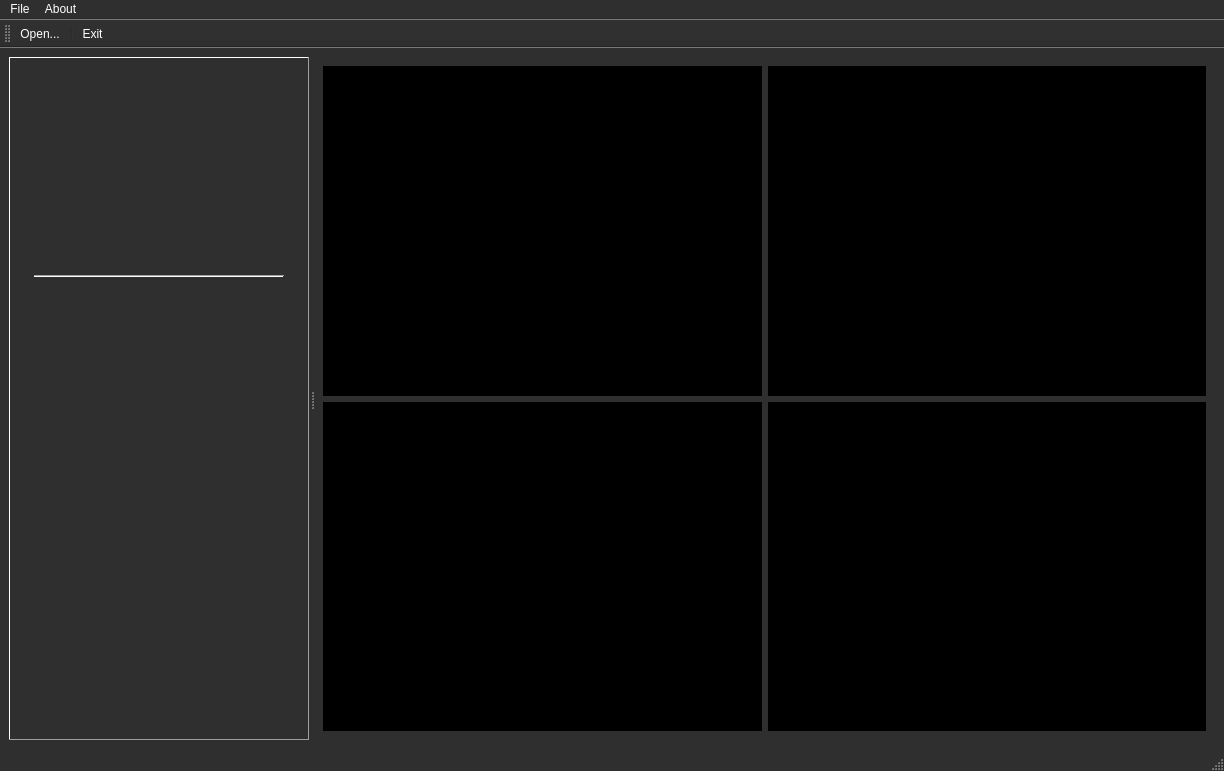
This is MainWindow.ui in DaneshJoy/bronchoscopy as Qt 5 draws it before an edit. The edited form follows.
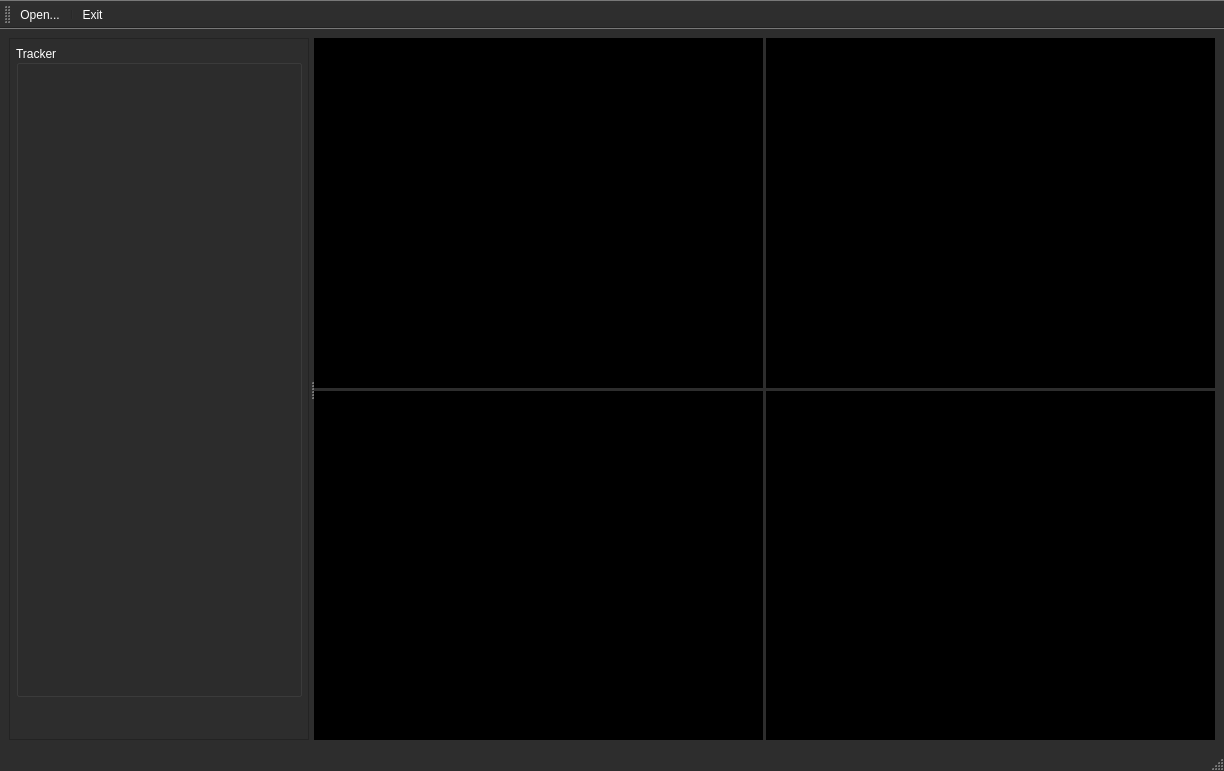
This is the edited form. Icons and pictures are not drawn.

Diff of the .ui file:
```diff
--- a/MainWindow.ui
+++ b/MainWindow.ui
@@ -37,6 +37,24 @@
        </color>
       </brush>
      </colorrole>
+     <colorrole role="Button">
+      <brush brushstyle="SolidPattern">
+       <color alpha="255">
+        <red>71</red>
+        <green>71</green>
+        <blue>71</blue>
+       </color>
+      </brush>
+     </colorrole>
+     <colorrole role="Light">
+      <brush brushstyle="SolidPattern">
+       <color alpha="255">
+        <red>100</red>
+        <green>100</green>
+        <blue>100</blue>
+       </color>
+      </brush>
+     </colorrole>
      <colorrole role="Text">
       <brush brushstyle="SolidPattern">
        <color alpha="255">
@@ -67,9 +85,18 @@
      <colorrole role="Window">
       <brush brushstyle="SolidPattern">
        <color alpha="255">
-        <red>47</red>
-        <green>47</green>
-        <blue>47</blue>
+        <red>45</red>
+        <green>45</green>
+        <blue>45</blue>
+       </color>
+      </brush>
+     </colorrole>
+     <colorrole role="ToolTipText">
+      <brush brushstyle="SolidPattern">
+       <color alpha="255">
+        <red>255</red>
+        <green>255</green>
+        <blue>255</blue>
        </color>
       </brush>
      </colorrole>
@@ -84,6 +111,24 @@
        </color>
       </brush>
      </colorrole>
+     <colorrole role="Button">
+      <brush brushstyle="SolidPattern">
+       <color alpha="255">
+        <red>71</red>
+        <green>71</green>
+        <blue>71</blue>
+       </color>
+      </brush>
+     </colorrole>
+     <colorrole role="Light">
+      <brush brushstyle="SolidPattern">
+       <color alpha="255">
+        <red>100</red>
+        <green>100</green>
+        <blue>100</blue>
+       </color>
+      </brush>
+     </colorrole>
      <colorrole role="Text">
       <brush brushstyle="SolidPattern">
        <color alpha="255">
@@ -114,9 +159,18 @@
      <colorrole role="Window">
       <brush brushstyle="SolidPattern">
        <color alpha="255">
-        <red>47</red>
-        <green>47</green>
-        <blue>47</blue>
+        <red>45</red>
+        <green>45</green>
+        <blue>45</blue>
+       </color>
+      </brush>
+     </colorrole>
+     <colorrole role="ToolTipText">
+      <brush brushstyle="SolidPattern">
+       <color alpha="255">
+        <red>255</red>
+        <green>255</green>
+        <blue>255</blue>
        </color>
       </brush>
      </colorrole>
@@ -131,6 +185,24 @@
        </color>
       </brush>
      </colorrole>
+     <colorrole role="Button">
+      <brush brushstyle="SolidPattern">
+       <color alpha="255">
+        <red>71</red>
+        <green>71</green>
+        <blue>71</blue>
+       </color>
+      </brush>
+     </colorrole>
+     <colorrole role="Light">
+      <brush brushstyle="SolidPattern">
+       <color alpha="255">
+        <red>100</red>
+        <green>100</green>
+        <blue>100</blue>
+       </color>
+      </brush>
+     </colorrole>
      <colorrole role="Text">
       <brush brushstyle="SolidPattern">
        <color alpha="255">
@@ -152,18 +224,27 @@
      <colorrole role="Base">
       <brush brushstyle="SolidPattern">
        <color alpha="255">
-        <red>47</red>
-        <green>47</green>
-        <blue>47</blue>
+        <red>45</red>
+        <green>45</green>
+        <blue>45</blue>
        </color>
       </brush>
      </colorrole>
      <colorrole role="Window">
       <brush brushstyle="SolidPattern">
        <color alpha="255">
-        <red>47</red>
-        <green>47</green>
-        <blue>47</blue>
+        <red>45</red>
+        <green>45</green>
+        <blue>45</blue>
+       </color>
+      </brush>
+     </colorrole>
+     <colorrole role="ToolTipText">
+      <brush brushstyle="SolidPattern">
+       <color alpha="255">
+        <red>255</red>
+        <green>255</green>
+        <blue>255</blue>
        </color>
       </brush>
      </colorrole>
@@ -221,19 +302,484 @@
         <bool>true</bool>
        </property>
        <property name="frameShape">
-        <enum>QFrame::Panel</enum>
+        <enum>QFrame::StyledPanel</enum>
        </property>
        <property name="frameShadow">
-        <enum>QFrame::Raised</enum>
+        <enum>QFrame::Sunken</enum>
        </property>
        <property name="lineWidth">
         <number>1</number>
        </property>
+       <property name="midLineWidth">
+        <number>0</number>
+       </property>
        <layout class="QGridLayout" name="gridLayout_2">
+        <property name="leftMargin">
+         <number>6</number>
+        </property>
+        <property name="topMargin">
+         <number>6</number>
+        </property>
+        <property name="rightMargin">
+         <number>6</number>
+        </property>
+        <property name="bottomMargin">
+         <number>6</number>
+        </property>
+        <property name="horizontalSpacing">
+         <number>3</number>
+        </property>
+        <property name="verticalSpacing">
+         <number>6</number>
+        </property>
         <item row="0" column="0">
-         <widget class="Line" name="line">
-          <property name="orientation">
-           <enum>Qt::Horizontal</enum>
+         <widget class="QGroupBox" name="groupBox">
+          <property name="enabled">
+           <bool>true</bool>
+          </property>
+          <property name="sizePolicy">
+           <sizepolicy hsizetype="Expanding" vsizetype="Preferred">
+            <horstretch>0</horstretch>
+            <verstretch>0</verstretch>
+           </sizepolicy>
+          </property>
+          <property name="palette">
+           <palette>
+            <active>
+             <colorrole role="WindowText">
+              <brush brushstyle="SolidPattern">
+               <color alpha="255">
+                <red>255</red>
+                <green>255</green>
+                <blue>255</blue>
+               </color>
+              </brush>
+             </colorrole>
+             <colorrole role="Button">
+              <brush brushstyle="SolidPattern">
+               <color alpha="255">
+                <red>255</red>
+                <green>255</green>
+                <blue>255</blue>
+               </color>
+              </brush>
+             </colorrole>
+             <colorrole role="Light">
+              <brush brushstyle="SolidPattern">
+               <color alpha="255">
+                <red>0</red>
+                <green>0</green>
+                <blue>0</blue>
+               </color>
+              </brush>
+             </colorrole>
+             <colorrole role="Midlight">
+              <brush brushstyle="SolidPattern">
+               <color alpha="255">
+                <red>0</red>
+                <green>0</green>
+                <blue>0</blue>
+               </color>
+              </brush>
+             </colorrole>
+             <colorrole role="Dark">
+              <brush brushstyle="SolidPattern">
+               <color alpha="255">
+                <red>127</red>
+                <green>127</green>
+                <blue>127</blue>
+               </color>
+              </brush>
+             </colorrole>
+             <colorrole role="Mid">
+              <brush brushstyle="SolidPattern">
+               <color alpha="255">
+                <red>170</red>
+                <green>170</green>
+                <blue>170</blue>
+               </color>
+              </brush>
+             </colorrole>
+             <colorrole role="Text">
+              <brush brushstyle="SolidPattern">
+               <color alpha="255">
+                <red>255</red>
+                <green>255</green>
+                <blue>255</blue>
+               </color>
+              </brush>
+             </colorrole>
+             <colorrole role="BrightText">
+              <brush brushstyle="SolidPattern">
+               <color alpha="255">
+                <red>255</red>
+                <green>255</green>
+                <blue>255</blue>
+               </color>
+              </brush>
+             </colorrole>
+             <colorrole role="ButtonText">
+              <brush brushstyle="SolidPattern">
+               <color alpha="255">
+                <red>255</red>
+                <green>255</green>
+                <blue>255</blue>
+               </color>
+              </brush>
+             </colorrole>
+             <colorrole role="Base">
+              <brush brushstyle="SolidPattern">
+               <color alpha="255">
+                <red>0</red>
+                <green>0</green>
+                <blue>0</blue>
+               </color>
+              </brush>
+             </colorrole>
+             <colorrole role="Window">
+              <brush brushstyle="SolidPattern">
+               <color alpha="255">
+                <red>121</red>
+                <green>121</green>
+                <blue>121</blue>
+               </color>
+              </brush>
+             </colorrole>
+             <colorrole role="Shadow">
+              <brush brushstyle="SolidPattern">
+               <color alpha="255">
+                <red>0</red>
+                <green>0</green>
+                <blue>0</blue>
+               </color>
+              </brush>
+             </colorrole>
+             <colorrole role="AlternateBase">
+              <brush brushstyle="SolidPattern">
+               <color alpha="255">
+                <red>62</red>
+                <green>62</green>
+                <blue>62</blue>
+               </color>
+              </brush>
+             </colorrole>
+             <colorrole role="ToolTipBase">
+              <brush brushstyle="SolidPattern">
+               <color alpha="255">
+                <red>255</red>
+                <green>255</green>
+                <blue>220</blue>
+               </color>
+              </brush>
+             </colorrole>
+             <colorrole role="ToolTipText">
+              <brush brushstyle="SolidPattern">
+               <color alpha="255">
+                <red>0</red>
+                <green>0</green>
+                <blue>0</blue>
+               </color>
+              </brush>
+             </colorrole>
+            </active>
+            <inactive>
+             <colorrole role="WindowText">
+              <brush brushstyle="SolidPattern">
+               <color alpha="255">
+                <red>255</red>
+                <green>255</green>
+                <blue>255</blue>
+               </color>
+              </brush>
+             </colorrole>
+             <colorrole role="Button">
+              <brush brushstyle="SolidPattern">
+               <color alpha="255">
+                <red>255</red>
+                <green>255</green>
+                <blue>255</blue>
+               </color>
+              </brush>
+             </colorrole>
+             <colorrole role="Light">
+              <brush brushstyle="SolidPattern">
+               <color alpha="255">
+                <red>0</red>
+                <green>0</green>
+                <blue>0</blue>
+               </color>
+              </brush>
+             </colorrole>
+             <colorrole role="Midlight">
+              <brush brushstyle="SolidPattern">
+               <color alpha="255">
+                <red>0</red>
+                <green>0</green>
+                <blue>0</blue>
+               </color>
+              </brush>
+             </colorrole>
+             <colorrole role="Dark">
+              <brush brushstyle="SolidPattern">
+               <color alpha="255">
+                <red>127</red>
+                <green>127</green>
+                <blue>127</blue>
+               </color>
+              </brush>
+             </colorrole>
+             <colorrole role="Mid">
+              <brush brushstyle="SolidPattern">
+               <color alpha="255">
+                <red>170</red>
+                <green>170</green>
+                <blue>170</blue>
+               </color>
+              </brush>
+             </colorrole>
+             <colorrole role="Text">
+              <brush brushstyle="SolidPattern">
+               <color alpha="255">
+                <red>255</red>
+                <green>255</green>
+                <blue>255</blue>
+               </color>
+              </brush>
+             </colorrole>
+             <colorrole role="BrightText">
+              <brush brushstyle="SolidPattern">
+               <color alpha="255">
+                <red>255</red>
+                <green>255</green>
+                <blue>255</blue>
+               </color>
+              </brush>
+             </colorrole>
+             <colorrole role="ButtonText">
+              <brush brushstyle="SolidPattern">
+               <color alpha="255">
+                <red>255</red>
+                <green>255</green>
+                <blue>255</blue>
+               </color>
+              </brush>
+             </colorrole>
+             <colorrole role="Base">
+              <brush brushstyle="SolidPattern">
+               <color alpha="255">
+                <red>0</red>
+                <green>0</green>
+                <blue>0</blue>
+               </color>
+              </brush>
+             </colorrole>
+             <colorrole role="Window">
+              <brush brushstyle="SolidPattern">
+               <color alpha="255">
+                <red>121</red>
+                <green>121</green>
+                <blue>121</blue>
+               </color>
+              </brush>
+             </colorrole>
+             <colorrole role="Shadow">
+              <brush brushstyle="SolidPattern">
+               <color alpha="255">
+                <red>0</red>
+                <green>0</green>
+                <blue>0</blue>
+               </color>
+              </brush>
+             </colorrole>
+             <colorrole role="AlternateBase">
+              <brush brushstyle="SolidPattern">
+               <color alpha="255">
+                <red>62</red>
+                <green>62</green>
+                <blue>62</blue>
+               </color>
+              </brush>
+             </colorrole>
+             <colorrole role="ToolTipBase">
+              <brush brushstyle="SolidPattern">
+               <color alpha="255">
+                <red>255</red>
+                <green>255</green>
+                <blue>220</blue>
+               </color>
+              </brush>
+             </colorrole>
+             <colorrole role="ToolTipText">
+              <brush brushstyle="SolidPattern">
+               <color alpha="255">
+                <red>0</red>
+                <green>0</green>
+                <blue>0</blue>
+               </color>
+              </brush>
+             </colorrole>
+            </inactive>
+            <disabled>
+             <colorrole role="WindowText">
+              <brush brushstyle="SolidPattern">
+               <color alpha="255">
+                <red>127</red>
+                <green>127</green>
+                <blue>127</blue>
+               </color>
+              </brush>
+             </colorrole>
+             <colorrole role="Button">
+              <brush brushstyle="SolidPattern">
+               <color alpha="255">
+                <red>255</red>
+                <green>255</green>
+                <blue>255</blue>
+               </color>
+              </brush>
+             </colorrole>
+             <colorrole role="Light">
+              <brush brushstyle="SolidPattern">
+               <color alpha="255">
+                <red>0</red>
+                <green>0</green>
+                <blue>0</blue>
+               </color>
+              </brush>
+             </colorrole>
+             <colorrole role="Midlight">
+              <brush brushstyle="SolidPattern">
+               <color alpha="255">
+                <red>0</red>
+                <green>0</green>
+                <blue>0</blue>
+               </color>
+              </brush>
+             </colorrole>
+             <colorrole role="Dark">
+              <brush brushstyle="SolidPattern">
+               <color alpha="255">
+                <red>127</red>
+                <green>127</green>
+                <blue>127</blue>
+               </color>
+              </brush>
+             </colorrole>
+             <colorrole role="Mid">
+              <brush brushstyle="SolidPattern">
+               <color alpha="255">
+                <red>170</red>
+                <green>170</green>
+                <blue>170</blue>
+               </color>
+              </brush>
+             </colorrole>
+             <colorrole role="Text">
+              <brush brushstyle="SolidPattern">
+               <color alpha="255">
+                <red>127</red>
+                <green>127</green>
+                <blue>127</blue>
+               </color>
+              </brush>
+             </colorrole>
+             <colorrole role="BrightText">
+              <brush brushstyle="SolidPattern">
+               <color alpha="255">
+                <red>255</red>
+                <green>255</green>
+                <blue>255</blue>
+               </color>
+              </brush>
+             </colorrole>
+             <colorrole role="ButtonText">
+              <brush brushstyle="SolidPattern">
+               <color alpha="255">
+                <red>127</red>
+                <green>127</green>
+                <blue>127</blue>
+               </color>
+              </brush>
+             </colorrole>
+             <colorrole role="Base">
+              <brush brushstyle="SolidPattern">
+               <color alpha="255">
+                <red>121</red>
+                <green>121</green>
+                <blue>121</blue>
+               </color>
+              </brush>
+             </colorrole>
+             <colorrole role="Window">
+              <brush brushstyle="SolidPattern">
+               <color alpha="255">
+                <red>121</red>
+                <green>121</green>
+                <blue>121</blue>
+               </color>
+              </brush>
+             </colorrole>
+             <colorrole role="Shadow">
+              <brush brushstyle="SolidPattern">
+               <color alpha="255">
+                <red>0</red>
+                <green>0</green>
+                <blue>0</blue>
+               </color>
+              </brush>
+             </colorrole>
+             <colorrole role="AlternateBase">
+              <brush brushstyle="SolidPattern">
+               <color alpha="255">
+                <red>62</red>
+                <green>62</green>
+                <blue>62</blue>
+               </color>
+              </brush>
+             </colorrole>
+             <colorrole role="ToolTipBase">
+              <brush brushstyle="SolidPattern">
+               <color alpha="255">
+                <red>255</red>
+                <green>255</green>
+                <blue>220</blue>
+               </color>
+              </brush>
+             </colorrole>
+             <colorrole role="ToolTipText">
+              <brush brushstyle="SolidPattern">
+               <color alpha="255">
+                <red>0</red>
+                <green>0</green>
+                <blue>0</blue>
+               </color>
+              </brush>
+             </colorrole>
+            </disabled>
+           </palette>
+          </property>
+          <property name="font">
+           <font>
+            <weight>50</weight>
+            <bold>false</bold>
+            <strikeout>false</strikeout>
+            <kerning>true</kerning>
+           </font>
+          </property>
+          <property name="autoFillBackground">
+           <bool>false</bool>
+          </property>
+          <property name="title">
+           <string>Tracker</string>
+          </property>
+          <property name="alignment">
+           <set>Qt::AlignLeading|Qt::AlignLeft|Qt::AlignVCenter</set>
+          </property>
+          <property name="flat">
+           <bool>true</bool>
+          </property>
+          <property name="checkable">
+           <bool>false</bool>
           </property>
          </widget>
         </item>
@@ -243,7 +789,7 @@
            <bool>true</bool>
           </property>
           <property name="sizePolicy">
-           <sizepolicy hsizetype="Fixed" vsizetype="Fixed">
+           <sizepolicy hsizetype="Expanding" vsizetype="Expanding">
             <horstretch>0</horstretch>
             <verstretch>0</verstretch>
            </sizepolicy>
@@ -255,11 +801,17 @@
            </size>
           </property>
           <property name="frameShape">
-           <enum>QFrame::NoFrame</enum>
+           <enum>QFrame::Panel</enum>
+          </property>
+          <property name="lineWidth">
+           <number>0</number>
           </property>
           <property name="text">
            <string/>
           </property>
+          <property name="textFormat">
+           <enum>Qt::AutoText</enum>
+          </property>
           <property name="pixmap">
            <pixmap resource="resources.qrc">:/logo/logo/logo_transparent.png</pixmap>
           </property>
@@ -267,7 +819,7 @@
            <bool>true</bool>
           </property>
           <property name="alignment">
-           <set>Qt::AlignLeading|Qt::AlignLeft|Qt::AlignVCenter</set>
+           <set>Qt::AlignCenter</set>
           </property>
          </widget>
         </item>
@@ -286,12 +838,21 @@
          <height>0</height>
         </size>
        </property>
-       <layout class="QGridLayout" name="gridLayout" rowstretch="0,0">
-        <property name="sizeConstraint">
-         <enum>QLayout::SetMaximumSize</enum>
+       <layout class="QGridLayout" name="gridLayout">
+        <property name="leftMargin">
+         <number>0</number>
         </property>
-        <property name="horizontalSpacing">
-         <number>6</number>
+        <property name="topMargin">
+         <number>0</number>
+        </property>
+        <property name="rightMargin">
+         <number>0</number>
+        </property>
+        <property name="bottomMargin">
+         <number>0</number>
+        </property>
+        <property name="spacing">
+         <number>3</number>
         </property>
         <item row="0" column="0">
          <widget class="QFrame" name="vtk_panel_3D">
@@ -313,11 +874,8 @@
           <property name="styleSheet">
            <string notr="true">background-color: rgb(0, 0, 0);</string>
           </property>
-          <property name="frameShape">
-           <enum>QFrame::StyledPanel</enum>
-          </property>
-          <property name="frameShadow">
-           <enum>QFrame::Sunken</enum>
+          <property name="lineWidth">
+           <number>0</number>
           </property>
          </widget>
         </item>
@@ -338,11 +896,8 @@
           <property name="styleSheet">
            <string notr="true">background-color: rgb(0, 0, 0);</string>
           </property>
-          <property name="frameShape">
-           <enum>QFrame::StyledPanel</enum>
-          </property>
-          <property name="frameShadow">
-           <enum>QFrame::Sunken</enum>
+          <property name="lineWidth">
+           <number>0</number>
           </property>
          </widget>
         </item>
@@ -363,11 +918,8 @@
           <property name="styleSheet">
            <string notr="true">background-color: rgb(0, 0, 0);</string>
           </property>
-          <property name="frameShape">
-           <enum>QFrame::StyledPanel</enum>
-          </property>
-          <property name="frameShadow">
-           <enum>QFrame::Sunken</enum>
+          <property name="lineWidth">
+           <number>0</number>
           </property>
          </widget>
         </item>
@@ -388,11 +940,8 @@
           <property name="styleSheet">
            <string notr="true">background-color: rgb(0, 0, 0);</string>
           </property>
-          <property name="frameShape">
-           <enum>QFrame::StyledPanel</enum>
-          </property>
-          <property name="frameShadow">
-           <enum>QFrame::Sunken</enum>
+          <property name="lineWidth">
+           <number>0</number>
           </property>
          </widget>
         </item>
@@ -402,34 +951,6 @@
     </item>
    </layout>
   </widget>
-  <widget class="QMenuBar" name="menubar">
-   <property name="geometry">
-    <rect>
-     <x>0</x>
-     <y>0</y>
-     <width>1224</width>
-     <height>21</height>
-    </rect>
-   </property>
-   <widget class="QMenu" name="menuFile">
-    <property name="title">
-     <string>File</string>
-    </property>
-    <addaction name="actionOpen"/>
-    <addaction name="separator"/>
-    <addaction name="actionSave"/>
-    <addaction name="actionSave_as"/>
-    <addaction name="separator"/>
-    <addaction name="actionExit"/>
-   </widget>
-   <widget class="QMenu" name="menuAbout">
-    <property name="title">
-     <string>About</string>
-    </property>
-   </widget>
-   <addaction name="menuFile"/>
-   <addaction name="menuAbout"/>
-  </widget>
   <widget class="QStatusBar" name="statusbar"/>
   <widget class="QToolBar" name="toolBar">
    <property name="windowTitle">
```
